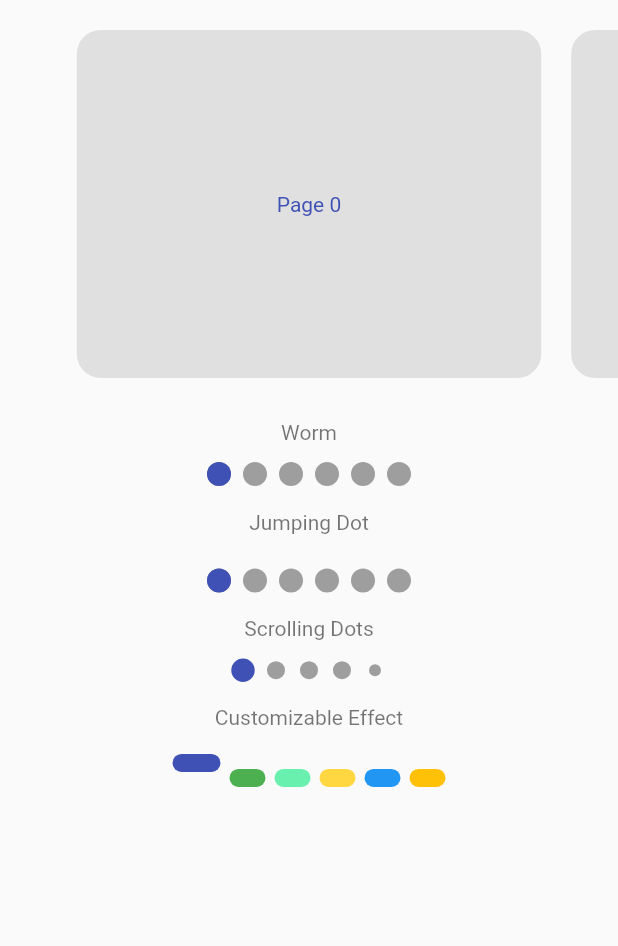
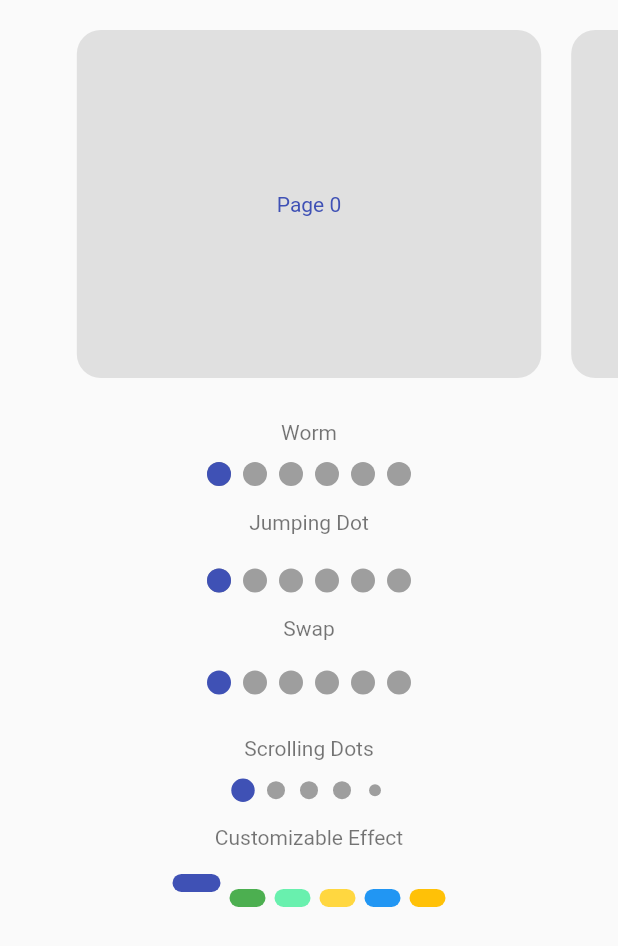
Before and after one commit to Milad-Akarie/smooth_page_indicator, a Flutter app: the screen it shows after launch, on a phone screen of 412 x 824 dp. Shown: the top 946 px of the screen. Run offline on Flutter 3.47's test engine with Material 2 defaults, Android fonts, the phone set to English and light mode, and no system bars.

Commit message:
merge with master

```diff
--- a/example/lib/main.dart
+++ b/example/lib/main.dart
@@ -98,24 +98,24 @@ class _HomePageState extends State<HomePage> {
                   ),
                 ),
               ),
-              // Padding(
-              //   padding: const EdgeInsets.only(top: 16, bottom: 12),
-              //   child: Text(
-              //     'Swap',
-              //     style: TextStyle(color: Colors.black54),
-              //   ),
-              // ),
-              // Container(
-              //   child: SmoothPageIndicator(
-              //     controller: controller,
-              //     count: pages.length,
-              //     effect: SwapEffect(
-              //       dotHeight: 16,
-              //       dotWidth: 16,
-              //       type: SwapType.yRotation,
-              //     ),
-              //   ),
-              // ),
+              Padding(
+                padding: const EdgeInsets.only(top: 16, bottom: 8),
+                child: Text(
+                  'Swap',
+                  style: TextStyle(color: Colors.black54),
+                ),
+              ),
+              Container(
+                child: SmoothPageIndicator(
+                  controller: controller,
+                  count: pages.length,
+                  effect: SwapEffect(
+                    dotHeight: 16,
+                    dotWidth: 16,
+                    type: SwapType.yRotation,
+                  ),
+                ),
+              ),
               Padding(
                 padding: const EdgeInsets.only(top: 16, bottom: 12),
                 child: Text(
```
